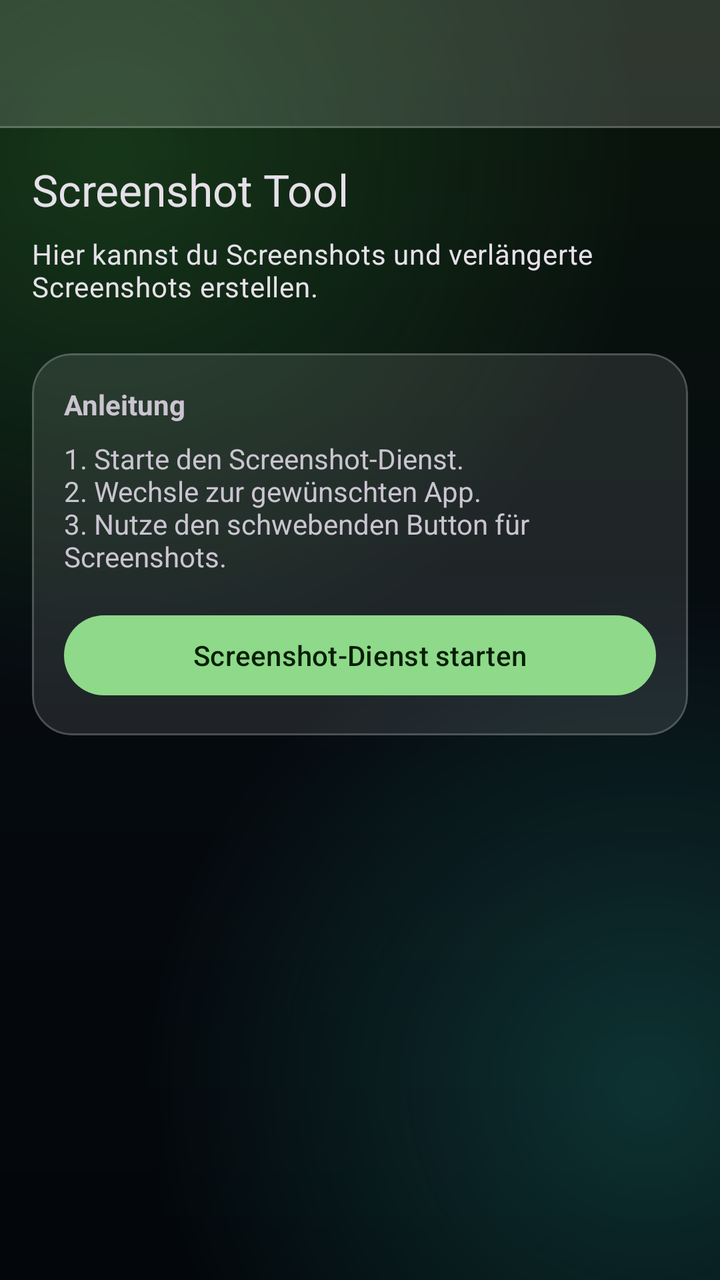
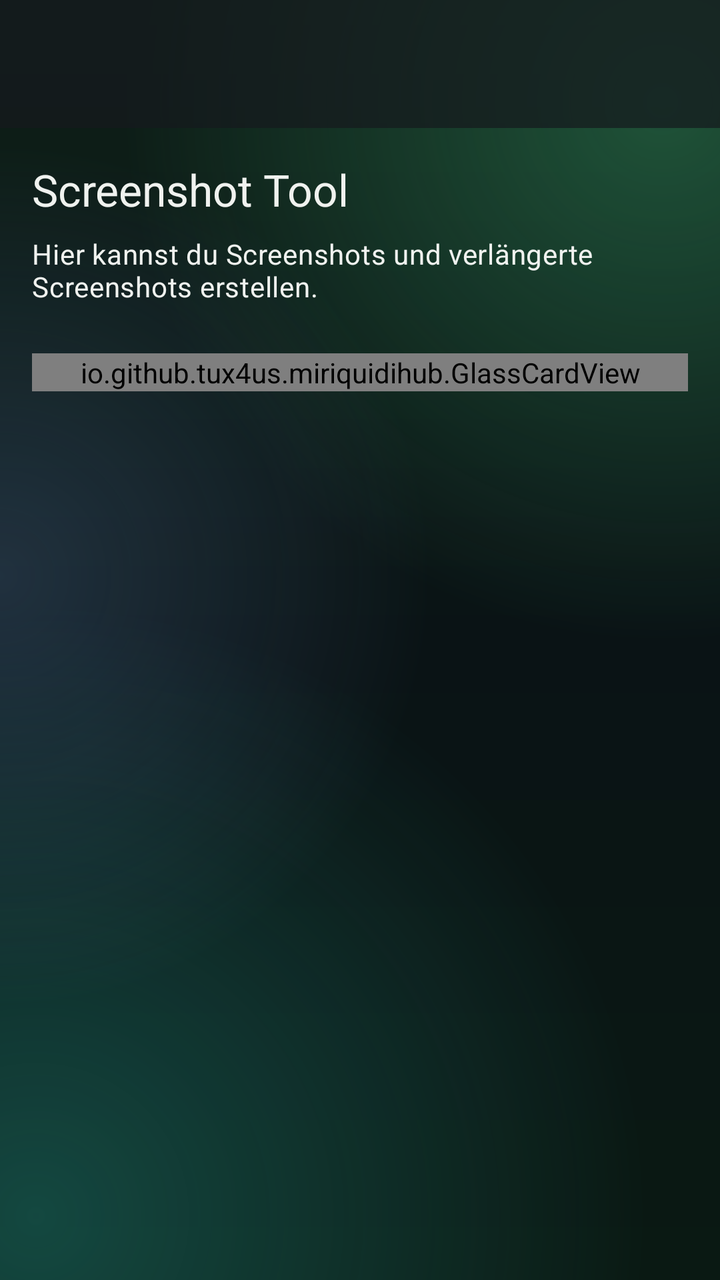

Two renders of the same Android screen: before a commit and after it. Below are the layout's source before the change and the commit's diff.
<!-- AndroidManifest.xml: application theme Theme.MiriquidiHub -->
<!-- res/layout/activity_screenshot.xml -->
<?xml version="1.0" encoding="utf-8"?>
<androidx.coordinatorlayout.widget.CoordinatorLayout
    xmlns:android="http://schemas.android.com/apk/res/android"
    xmlns:app="http://schemas.android.com/apk/res-auto"
    android:layout_width="match_parent"
    android:layout_height="match_parent">

    <com.google.android.material.appbar.AppBarLayout
        android:layout_width="match_parent"
        android:layout_height="wrap_content"
        android:background="@drawable/bg_glass_bar"
        android:fitsSystemWindows="true">

        <androidx.appcompat.widget.Toolbar
            android:id="@+id/toolbar"
            android:layout_width="match_parent"
            android:layout_height="?attr/actionBarSize"
            app:titleTextColor="#FFFFFF" />
    </com.google.android.material.appbar.AppBarLayout>

    <androidx.core.widget.NestedScrollView
        android:layout_width="match_parent"
        android:layout_height="match_parent"
        app:layout_behavior="@string/appbar_scrolling_view_behavior">

        <LinearLayout
            android:layout_width="match_parent"
            android:layout_height="wrap_content"
            android:orientation="vertical"
            android:padding="16dp">

            <TextView
                android:layout_width="match_parent"
                android:layout_height="wrap_content"
                android:text="@string/screenshot_tool_title"
                android:textAppearance="?attr/textAppearanceTitleLarge"
                android:layout_marginBottom="8dp"/>

            <TextView
                android:layout_width="match_parent"
                android:layout_height="wrap_content"
                android:text="@string/screenshot_tool_desc"
                android:textAppearance="?attr/textAppearanceBodyMedium"
                android:layout_marginBottom="24dp"/>

            <com.google.android.material.card.MaterialCardView
                android:layout_width="match_parent"
                android:layout_height="wrap_content"
                app:cardCornerRadius="20dp"
                android:layout_marginBottom="16dp">

                <LinearLayout
                    android:layout_width="match_parent"
                    android:layout_height="wrap_content"
                    android:orientation="vertical"
                    android:padding="16dp">

                    <TextView
                        android:layout_width="wrap_content"
                        android:layout_height="wrap_content"
                        android:text="@string/screenshot_instructions_title"
                        android:textStyle="bold"
                        android:layout_marginBottom="8dp"/>

                    <TextView
                        android:layout_width="wrap_content"
                        android:layout_height="wrap_content"
                        android:text="@string/screenshot_instructions_body"/>

                    <com.google.android.material.button.MaterialButton
                        android:id="@+id/btnStartService"
                        android:layout_width="match_parent"
                        android:layout_height="wrap_content"
                        android:layout_marginTop="16dp"
                        android:text="@string/btn_start_screenshot_service"/>
                </LinearLayout>
            </com.google.android.material.card.MaterialCardView>

        </LinearLayout>
    </androidx.core.widget.NestedScrollView>

</androidx.coordinatorlayout.widget.CoordinatorLayout>
<!-- resources referenced by this layout -->
<resources>
  <!-- drawable bg_glass_bar (drawable) -->
  <?xml version="1.0" encoding="utf-8"?>
  <layer-list xmlns:android="http://schemas.android.com/apk/res/android">
      <item>
          <shape android:shape="rectangle">
              <solid android:color="#26FFFFFF" />
          </shape>
      </item>
      <item android:gravity="bottom" android:height="1dp">
          <shape android:shape="rectangle">
              <solid android:color="@color/glass_stroke" />
          </shape>
      </item>
  </layer-list>
  <style name="Theme.MiriquidiHub" parent="Theme.Material3.Dark.NoActionBar">
          <item name="colorPrimary">@color/accent</item>
          <item name="colorOnPrimary">@color/on_accent</item>
          <item name="colorPrimaryContainer">#2B5E2A</item>
          <item name="colorOnPrimaryContainer">#D4F5D0</item>
          <item name="colorSecondary">#BACCB3</item>
          <item name="colorOnSecondary">#0F1A0E</item>
          <item name="colorSecondaryContainer">#33FFFFFF</item>
          <item name="colorOnSecondaryContainer">@color/text_primary</item>
          <item name="colorSurface">#0B130C</item>
          <item name="colorOnSurface">@color/text_primary</item>
          <item name="colorSurfaceVariant">#1F2A20</item>
          <item name="colorOnSurfaceVariant">@color/text_secondary</item>
          <item name="colorOutline">@color/text_hint</item>
          <item name="colorOutlineVariant">@color/glass_stroke</item>
  
          
          <item name="android:windowBackground">@drawable/bg_app_gradient</item>
          <item name="android:statusBarColor">@android:color/transparent</item>
          <item name="android:navigationBarColor">@android:color/transparent</item>
          <item name="android:windowLightStatusBar">false</item>
          <item name="android:windowDrawsSystemBarBackgrounds">true</item>
          <item name="android:enforceNavigationBarContrast" tools:targetApi="29">false</item>
          <item name="android:enforceStatusBarContrast" tools:targetApi="29">false</item>
  
          
          <item name="materialCardViewStyle">@style/Widget.MiriquidiHub.GlassCard</item>
          <item name="materialButtonOutlinedStyle">@style/Widget.MiriquidiHub.Button.GlassOutlined</item>
          <item name="alertDialogTheme">@style/ThemeOverlay.MiriquidiHub.GlassDialog</item>
          <item name="materialAlertDialogTheme">@style/ThemeOverlay.MiriquidiHub.GlassDialog</item>
  
          
          <item name="colorControlNormal">#FFFFFF</item>
          <item name="actionBarTheme">@style/ThemeOverlay.AppCompat.Dark.ActionBar</item>
          <item name="actionBarPopupTheme">@style/ThemeOverlay.AppCompat.Dark</item>
          <item name="appBarLayoutStyle">@style/Widget.MiriquidiHub.AppBarLayout</item>
          <item name="popupMenuStyle">@style/Widget.MiriquidiHub.PopupMenu</item>
      </style>
  <color name="glass_stroke">#33FFFFFF</color>
  <color name="accent">#8FD98A</color>
  <color name="on_accent">#062005</color>
  <color name="text_primary">#FFECF3E8</color>
  <color name="text_secondary">#FFB9C6B4</color>
  <color name="text_hint">#FF8A9A86</color>
  <!-- drawable bg_app_gradient (drawable) -->
  <?xml version="1.0" encoding="utf-8"?>
  <layer-list xmlns:android="http://schemas.android.com/apk/res/android">
      <item>
          <shape android:shape="rectangle">
              <gradient
                  android:type="linear"
                  android:angle="270"
                  android:startColor="@color/bg_dark_top"
                  android:centerColor="@color/bg_dark_mid"
                  android:endColor="@color/bg_dark_bottom" />
          </shape>
      </item>
      <item>
          <shape android:shape="rectangle">
              <gradient
                  android:type="radial"
                  android:centerX="0.15"
                  android:centerY="0.12"
                  android:gradientRadius="75%p"
                  android:startColor="@color/bg_glow_green"
                  android:endColor="@color/bg_glow_none" />
          </shape>
      </item>
      <item>
          <shape android:shape="rectangle">
              <gradient
                  android:type="radial"
                  android:centerX="0.9"
                  android:centerY="0.85"
                  android:gradientRadius="70%p"
                  android:startColor="@color/bg_glow_teal"
                  android:endColor="@color/bg_glow_none" />
          </shape>
      </item>
  </layer-list>
  <style name="Widget.MiriquidiHub.GlassCard" parent="Widget.Material3.CardView.Outlined">
          <item name="cardBackgroundColor">@color/glass_fill</item>
          <item name="strokeColor">@color/glass_stroke</item>
          <item name="strokeWidth">1dp</item>
          <item name="cardElevation">0dp</item>
          <item name="cardCornerRadius">20dp</item>
          <item name="rippleColor">@color/glass_fill_pressed</item>
      </style>
  <style name="Widget.MiriquidiHub.Button.GlassOutlined" parent="Widget.Material3.Button.OutlinedButton">
          <item name="backgroundTint">@color/glass_fill</item>
          <item name="android:textColor">@color/text_primary</item>
          <item name="iconTint">@color/text_primary</item>
          <item name="strokeColor">@color/glass_stroke_strong</item>
          <item name="strokeWidth">1dp</item>
          <item name="rippleColor">@color/glass_fill_pressed</item>
          <item name="cornerRadius">16dp</item>
      </style>
  <style name="ThemeOverlay.MiriquidiHub.GlassDialog" parent="ThemeOverlay.Material3.MaterialAlertDialog">
          <item name="colorSurface">#FF141E15</item>
          <item name="colorSurfaceContainerHigh">#FF141E15</item>
          <item name="dialogCornerRadius">24dp</item>
          <item name="android:windowBackground">@drawable/bg_glass_dialog</item>
          <item name="buttonBarPositiveButtonStyle">@style/Widget.Material3.Button.TextButton.Dialog</item>
          <item name="buttonBarNegativeButtonStyle">@style/Widget.Material3.Button.TextButton.Dialog</item>
          <item name="buttonBarNeutralButtonStyle">@style/Widget.Material3.Button.TextButton.Dialog</item>
      </style>
  <style name="Widget.MiriquidiHub.AppBarLayout" parent="Widget.Material3.AppBarLayout">
          <item name="android:background">@drawable/bg_glass_bar</item>
          <item name="android:elevation">0dp</item>
          <item name="elevation">0dp</item>
          <item name="liftOnScroll">false</item>
          <item name="android:stateListAnimator">@null</item>
      </style>
  <style name="Widget.MiriquidiHub.PopupMenu" parent="Widget.Material3.PopupMenu">
          <item name="android:popupBackground">@drawable/bg_glass_dialog</item>
      </style>
  <color name="bg_dark_top">#FF0A150B</color>
  <color name="bg_dark_mid">#FF060B10</color>
  <color name="bg_dark_bottom">#FF03060A</color>
  <color name="bg_glow_green">#552E7D32</color>
  <color name="bg_glow_none">#00000000</color>
  <color name="bg_glow_teal">#4426A69A</color>
  <color name="glass_fill">#1AFFFFFF</color>
  <color name="glass_fill_pressed">#38FFFFFF</color>
  <color name="glass_stroke_strong">#4DFFFFFF</color>
  <!-- drawable bg_glass_dialog (drawable) -->
  <?xml version="1.0" encoding="utf-8"?>
  <shape xmlns:android="http://schemas.android.com/apk/res/android"
      android:shape="rectangle">
      <solid android:color="@color/glass_dialog_fill" />
      <corners android:radius="24dp" />
      <stroke android:width="1dp" android:color="@color/glass_stroke_strong" />
  </shape>
  <color name="glass_dialog_fill">#F2101A12</color>
  <!-- unchanged entries left out for length: 5 -->
</resources>

<!-- the commit's change to res/layout/activity_screenshot.xml (unified diff, before → after) -->
@@ -8,7 +8,7 @@
     <com.google.android.material.appbar.AppBarLayout
         android:layout_width="match_parent"
         android:layout_height="wrap_content"
-        android:background="@drawable/bg_glass_bar"
+        android:background="@color/gl_bar"
         android:fitsSystemWindows="true">
 
         <androidx.appcompat.widget.Toolbar
@@ -43,10 +43,10 @@
                 android:textAppearance="?attr/textAppearanceBodyMedium"
                 android:layout_marginBottom="24dp"/>
 
-            <com.google.android.material.card.MaterialCardView
+            <io.github.tux4us.miriquidihub.GlassCardView
                 android:layout_width="match_parent"
                 android:layout_height="wrap_content"
-                app:cardCornerRadius="20dp"
+                app:cardCornerRadius="16dp"
                 android:layout_marginBottom="16dp">
 
                 <LinearLayout
@@ -67,14 +67,14 @@
                         android:layout_height="wrap_content"
                         android:text="@string/screenshot_instructions_body"/>
 
-                    <com.google.android.material.button.MaterialButton
+                    <io.github.tux4us.miriquidihub.GlassButton
                         android:id="@+id/btnStartService"
                         android:layout_width="match_parent"
                         android:layout_height="wrap_content"
                         android:layout_marginTop="16dp"
                         android:text="@string/btn_start_screenshot_service"/>
                 </LinearLayout>
-            </com.google.android.material.card.MaterialCardView>
+            </io.github.tux4us.miriquidihub.GlassCardView>
 
         </LinearLayout>
     </androidx.core.widget.NestedScrollView>
<!-- resource entries referenced after the edit -->
@@ -1,153 +1,255 @@
 <!-- resources referenced by this layout -->
 <resources>
-  <!-- drawable bg_glass_bar (drawable) -->
-  <?xml version="1.0" encoding="utf-8"?>
-  <layer-list xmlns:android="http://schemas.android.com/apk/res/android">
-      <item>
-          <shape android:shape="rectangle">
-              <solid android:color="#26FFFFFF" />
-          </shape>
-      </item>
-      <item android:gravity="bottom" android:height="1dp">
-          <shape android:shape="rectangle">
-              <solid android:color="@color/glass_stroke" />
-          </shape>
-      </item>
-  </layer-list>
+  <color name="gl_bar">#B8161A1E</color>
   <style name="Theme.MiriquidiHub" parent="Theme.Material3.Dark.NoActionBar">
-          <item name="colorPrimary">@color/accent</item>
-          <item name="colorOnPrimary">@color/on_accent</item>
+          
+          <item name="materialButtonStyle">@style/Widget.App.Button</item>
+          <item name="materialButtonOutlinedStyle">@style/Widget.App.Button.Outlined</item>
+          <item name="materialCardViewStyle">@style/Widget.App.Card</item>
+          <item name="appBarLayoutStyle">@style/Widget.App.AppBarLayout</item>
+          <item name="textInputStyle">@style/Widget.App.TextInputLayout</item>
+          <item name="radioButtonStyle">@style/Widget.App.RadioButton</item>
+          <item name="checkboxStyle">@style/Widget.App.CheckBox</item>
+          <item name="chipStyle">@style/Widget.App.Chip</item>
+          <item name="bottomSheetDialogTheme">@style/ThemeOverlay.App.BottomSheetDialog</item>
+  
+          
+          <item name="colorPrimary">@color/rd_overlay_accent</item>
+          <item name="colorOnPrimary">#0B1A0C</item>
           <item name="colorPrimaryContainer">#2B5E2A</item>
           <item name="colorOnPrimaryContainer">#D4F5D0</item>
-          <item name="colorSecondary">#BACCB3</item>
-          <item name="colorOnSecondary">#0F1A0E</item>
-          <item name="colorSecondaryContainer">#33FFFFFF</item>
-          <item name="colorOnSecondaryContainer">@color/text_primary</item>
-          <item name="colorSurface">#0B130C</item>
-          <item name="colorOnSurface">@color/text_primary</item>
-          <item name="colorSurfaceVariant">#1F2A20</item>
-          <item name="colorOnSurfaceVariant">@color/text_secondary</item>
-          <item name="colorOutline">@color/text_hint</item>
-          <item name="colorOutlineVariant">@color/glass_stroke</item>
+          <item name="colorSecondary">@color/rd_overlay_accent</item>
+          <item name="colorOnSecondary">#0B1A0C</item>
+          <item name="colorSurface">@color/rd_card</item>
+          <item name="colorOnSurface">@color/rd_text_primary</item>
+          <item name="colorOnSurfaceVariant">@color/rd_text_secondary</item>
+          <item name="colorSurfaceVariant">@color/gl_fill_strong</item>
+          <item name="colorOnBackground">@color/rd_text_primary</item>
+          <item name="colorOutline">@color/gl_stroke_strong</item>
+          <item name="colorOutlineVariant">@color/gl_stroke</item>
+          <item name="colorControlActivated">@color/rd_overlay_accent</item>
+          <item name="colorAccent">@color/rd_overlay_accent</item>
+          <item name="android:textCursorDrawable">@drawable/text_cursor</item>
+  
+          
+          <item name="colorSurfaceContainerLowest">#101312</item>
+          <item name="colorSurfaceContainerLow">#181C1B</item>
+          <item name="colorSurfaceContainer">@color/rd_card</item>
+          <item name="colorSurfaceContainerHigh">#232927</item>
+          <item name="colorSurfaceContainerHighest">#2C3330</item>
+  
+          
+          <item name="android:textColorPrimary">@color/rd_text_primary</item>
+          <item name="android:textColorSecondary">@color/rd_text_secondary</item>
   
           
           <item name="android:windowBackground">@drawable/bg_app_gradient</item>
+          <item name="android:colorBackground">@color/rd_bg</item>
           <item name="android:statusBarColor">@android:color/transparent</item>
           <item name="android:navigationBarColor">@android:color/transparent</item>
+          <item name="android:windowDrawsSystemBarBackgrounds">true</item>
           <item name="android:windowLightStatusBar">false</item>
-          <item name="android:windowDrawsSystemBarBackgrounds">true</item>
-          <item name="android:enforceNavigationBarContrast" tools:targetApi="29">false</item>
-          <item name="android:enforceStatusBarContrast" tools:targetApi="29">false</item>
-  
-          
-          <item name="materialCardViewStyle">@style/Widget.MiriquidiHub.GlassCard</item>
-          <item name="materialButtonOutlinedStyle">@style/Widget.MiriquidiHub.Button.GlassOutlined</item>
-          <item name="alertDialogTheme">@style/ThemeOverlay.MiriquidiHub.GlassDialog</item>
-          <item name="materialAlertDialogTheme">@style/ThemeOverlay.MiriquidiHub.GlassDialog</item>
-  
-          
-          <item name="colorControlNormal">#FFFFFF</item>
+          <item name="android:windowLightNavigationBar">false</item>
+          <item name="android:enforceNavigationBarContrast" tools:targetApi="q">false</item>
+          <item name="android:enforceStatusBarContrast" tools:targetApi="q">false</item>
+  
+          
+          <item name="materialAlertDialogTheme">@style/AlertDialogTheme</item>
+          <item name="alertDialogTheme">@style/AlertDialogTheme</item>
+  
+          
+          <item name="colorControlNormal">@color/rd_text_primary</item>
           <item name="actionBarTheme">@style/ThemeOverlay.AppCompat.Dark.ActionBar</item>
           <item name="actionBarPopupTheme">@style/ThemeOverlay.AppCompat.Dark</item>
-          <item name="appBarLayoutStyle">@style/Widget.MiriquidiHub.AppBarLayout</item>
-          <item name="popupMenuStyle">@style/Widget.MiriquidiHub.PopupMenu</item>
-      </style>
-  <color name="glass_stroke">#33FFFFFF</color>
-  <color name="accent">#8FD98A</color>
-  <color name="on_accent">#062005</color>
-  <color name="text_primary">#FFECF3E8</color>
-  <color name="text_secondary">#FFB9C6B4</color>
-  <color name="text_hint">#FF8A9A86</color>
-  <!-- drawable bg_app_gradient (drawable) -->
-  <?xml version="1.0" encoding="utf-8"?>
-  <layer-list xmlns:android="http://schemas.android.com/apk/res/android">
-      <item>
-          <shape android:shape="rectangle">
-              <gradient
-                  android:type="linear"
-                  android:angle="270"
-                  android:startColor="@color/bg_dark_top"
-                  android:centerColor="@color/bg_dark_mid"
-                  android:endColor="@color/bg_dark_bottom" />
-          </shape>
-      </item>
-      <item>
-          <shape android:shape="rectangle">
-              <gradient
-                  android:type="radial"
-                  android:centerX="0.15"
-                  android:centerY="0.12"
-                  android:gradientRadius="75%p"
-                  android:startColor="@color/bg_glow_green"
-                  android:endColor="@color/bg_glow_none" />
-          </shape>
-      </item>
-      <item>
-          <shape android:shape="rectangle">
-              <gradient
-                  android:type="radial"
-                  android:centerX="0.9"
-                  android:centerY="0.85"
-                  android:gradientRadius="70%p"
-                  android:startColor="@color/bg_glow_teal"
-                  android:endColor="@color/bg_glow_none" />
-          </shape>
-      </item>
-  </layer-list>
-  <style name="Widget.MiriquidiHub.GlassCard" parent="Widget.Material3.CardView.Outlined">
-          <item name="cardBackgroundColor">@color/glass_fill</item>
-          <item name="strokeColor">@color/glass_stroke</item>
+          <item name="actionMenuTextColor">@color/rd_text_primary</item>
+      </style>
+  <style name="Widget.App.Button" parent="Widget.Material3.Button">
+          <item name="android:minHeight">52dp</item>
+          <item name="android:textColor">@color/gl_btn_text_on_glass</item>
+          <item name="iconTint">@color/gl_btn_text_on_glass</item>
+          <item name="backgroundTint">@color/gl_btn_fill_neutral</item>
+          <item name="strokeColor">@color/gl_btn_stroke_neutral</item>
+          <item name="strokeWidth">1.5dp</item>
+          <item name="rippleColor">@color/gl_neutral_ripple</item>
+          <item name="cornerRadius">16dp</item>
+          <item name="android:elevation">4dp</item>
+          <item name="android:stateListAnimator">@animator/glass_press</item>
+      </style>
+  <style name="Widget.App.Button.Outlined" parent="Widget.Material3.Button.OutlinedButton">
+          <item name="android:minHeight">52dp</item>
+          <item name="android:textColor">@color/gl_btn_text_on_glass</item>
+          <item name="iconTint">@color/gl_btn_text_on_glass</item>
+          <item name="backgroundTint">@color/gl_fill_subtle</item>
+          <item name="strokeColor">@color/gl_btn_stroke_neutral_strong</item>
+          <item name="strokeWidth">1.5dp</item>
+          <item name="rippleColor">@color/gl_neutral_ripple</item>
+          <item name="cornerRadius">16dp</item>
+          <item name="android:elevation">4dp</item>
+          <item name="android:stateListAnimator">@animator/glass_press</item>
+      </style>
+  <style name="Widget.App.Card" parent="Widget.Material3.CardView.Filled">
+          <item name="cardBackgroundColor">@color/gl_fill</item>
+          <item name="cardElevation">6dp</item>
+          <item name="cardCornerRadius">16dp</item>
+          <item name="android:stateListAnimator">@animator/glass_press</item>
+          <item name="strokeColor">@color/gl_stroke</item>
           <item name="strokeWidth">1dp</item>
-          <item name="cardElevation">0dp</item>
-          <item name="cardCornerRadius">20dp</item>
-          <item name="rippleColor">@color/glass_fill_pressed</item>
-      </style>
-  <style name="Widget.MiriquidiHub.Button.GlassOutlined" parent="Widget.Material3.Button.OutlinedButton">
-          <item name="backgroundTint">@color/glass_fill</item>
-          <item name="android:textColor">@color/text_primary</item>
-          <item name="iconTint">@color/text_primary</item>
-          <item name="strokeColor">@color/glass_stroke_strong</item>
-          <item name="strokeWidth">1dp</item>
-          <item name="rippleColor">@color/glass_fill_pressed</item>
-          <item name="cornerRadius">16dp</item>
-      </style>
-  <style name="ThemeOverlay.MiriquidiHub.GlassDialog" parent="ThemeOverlay.Material3.MaterialAlertDialog">
-          <item name="colorSurface">#FF141E15</item>
-          <item name="colorSurfaceContainerHigh">#FF141E15</item>
-          <item name="dialogCornerRadius">24dp</item>
-          <item name="android:windowBackground">@drawable/bg_glass_dialog</item>
-          <item name="buttonBarPositiveButtonStyle">@style/Widget.Material3.Button.TextButton.Dialog</item>
-          <item name="buttonBarNegativeButtonStyle">@style/Widget.Material3.Button.TextButton.Dialog</item>
-          <item name="buttonBarNeutralButtonStyle">@style/Widget.Material3.Button.TextButton.Dialog</item>
-      </style>
-  <style name="Widget.MiriquidiHub.AppBarLayout" parent="Widget.Material3.AppBarLayout">
-          <item name="android:background">@drawable/bg_glass_bar</item>
+          <item name="rippleColor">@color/gl_ripple</item>
+      </style>
+  <style name="Widget.App.AppBarLayout" parent="Widget.Material3.AppBarLayout">
+          <item name="android:background">@color/gl_bar</item>
           <item name="android:elevation">0dp</item>
           <item name="elevation">0dp</item>
           <item name="liftOnScroll">false</item>
           <item name="android:stateListAnimator">@null</item>
       </style>
-  <style name="Widget.MiriquidiHub.PopupMenu" parent="Widget.Material3.PopupMenu">
-          <item name="android:popupBackground">@drawable/bg_glass_dialog</item>
-      </style>
-  <color name="bg_dark_top">#FF0A150B</color>
-  <color name="bg_dark_mid">#FF060B10</color>
-  <color name="bg_dark_bottom">#FF03060A</color>
-  <color name="bg_glow_green">#552E7D32</color>
-  <color name="bg_glow_none">#00000000</color>
-  <color name="bg_glow_teal">#4426A69A</color>
-  <color name="glass_fill">#1AFFFFFF</color>
-  <color name="glass_fill_pressed">#38FFFFFF</color>
-  <color name="glass_stroke_strong">#4DFFFFFF</color>
+  <style name="Widget.App.TextInputLayout" parent="Widget.Material3.TextInputLayout.OutlinedBox">
+          <item name="boxStrokeColor">@color/text_input_stroke_color</item>
+          <item name="boxStrokeWidth">1.5dp</item>
+          <item name="boxStrokeWidthFocused">2dp</item>
+          <item name="boxBackgroundColor">@color/gl_fill_subtle</item>
+          <item name="boxCornerRadiusTopStart">12dp</item>
+          <item name="boxCornerRadiusTopEnd">12dp</item>
+          <item name="boxCornerRadiusBottomStart">12dp</item>
+          <item name="boxCornerRadiusBottomEnd">12dp</item>
+          <item name="hintTextColor">@color/rd_overlay_accent</item>
+          <item name="android:textColorHint">?attr/colorOnSurface</item>
+          <item name="cursorColor">@color/rd_overlay_accent</item>
+      </style>
+  <style name="Widget.App.RadioButton" parent="Widget.Material3.CompoundButton.RadioButton">
+          <item name="buttonTint">@color/radio_button_tint</item>
+          <item name="android:textColor">?android:attr/textColorPrimary</item>
+      </style>
+  <style name="Widget.App.CheckBox" parent="Widget.Material3.CompoundButton.CheckBox">
+          <item name="buttonTint">@color/checkbox_tint</item>
+          <item name="android:textColor">?android:attr/textColorPrimary</item>
+      </style>
+  <style name="Widget.App.Chip" parent="Widget.Material3.Chip.Filter">
+          <item name="chipBackgroundColor">@color/gl_fill</item>
+          <item name="chipStrokeColor">@color/gl_stroke</item>
+          <item name="chipStrokeWidth">1dp</item>
+          <item name="android:textColor">?android:attr/textColorPrimary</item>
+          <item name="rippleColor">@color/gl_ripple</item>
+      </style>
+  <style name="ThemeOverlay.App.BottomSheetDialog" parent="ThemeOverlay.Material3.BottomSheetDialog">
+          <item name="bottomSheetStyle">@style/Widget.App.BottomSheet</item>
+      </style>
+  <color name="rd_overlay_accent">#7FCB82</color>
+  <color name="rd_card">#1C2220</color>
+  <color name="rd_text_primary">#F0F2EF</color>
+  <color name="rd_text_secondary">#B2B8B0</color>
+  <color name="gl_fill_strong">#2EFFFFFF</color>
+  <color name="gl_stroke_strong">#66FFFFFF</color>
+  <color name="gl_stroke">#38FFFFFF</color>
+  <!-- drawable text_cursor (drawable) -->
+  <?xml version="1.0" encoding="utf-8"?>
+  <shape xmlns:android="http://schemas.android.com/apk/res/android"
+      android:shape="rectangle">
+      <size android:width="2dp" />
+      <solid android:color="@color/rd_overlay_accent" />
+  </shape>
+  <!-- drawable bg_app_gradient (drawable) -->
+  <?xml version="1.0" encoding="utf-8"?>
+  <layer-list xmlns:android="http://schemas.android.com/apk/res/android">
+      <item>
+          <shape android:shape="rectangle">
+              <gradient
+                  android:angle="270"
+                  android:startColor="@color/gl_bg_top"
+                  android:centerColor="@color/gl_bg_mid"
+                  android:endColor="@color/gl_bg_bottom" />
+          </shape>
+      </item>
+      <item>
+          <shape android:shape="rectangle">
+              <gradient
+                  android:type="radial"
+                  android:centerX="0.92"
+                  android:centerY="0.08"
+                  android:gradientRadius="75%p"
+                  android:startColor="@color/gl_glow_green"
+                  android:endColor="@color/gl_glow_clear" />
+          </shape>
+      </item>
+      <item>
+          <shape android:shape="rectangle">
+              <gradient
+                  android:type="radial"
+                  android:centerX="0.05"
+                  android:centerY="0.95"
+                  android:gradientRadius="85%p"
+                  android:startColor="@color/gl_glow_teal"
+                  android:endColor="@color/gl_glow_clear" />
+          </shape>
+      </item>
+      <item>
+          <shape android:shape="rectangle">
+              <gradient
+                  android:type="radial"
+                  android:centerX="0.0"
+                  android:centerY="0.45"
+                  android:gradientRadius="60%p"
+                  android:startColor="@color/gl_glow_blue"
+                  android:endColor="@color/gl_glow_clear" />
+          </shape>
+      </item>
+  </layer-list>
+  <color name="rd_bg">#0D0F0E</color>
+  <style name="AlertDialogTheme" parent="AlertDialogTheme.Base" />
+  <color name="gl_neutral_ripple">#26FFFFFF</color>
+  <color name="gl_fill_subtle">#66101419</color>
+  <color name="gl_fill">#8014181F</color>
+  <color name="gl_ripple">#26FFFFFF</color>
+  <style name="Widget.App.BottomSheet" parent="Widget.Material3.BottomSheet">
+          <item name="backgroundTint">@color/gl_sheet</item>
+          <item name="shapeAppearance">@style/ShapeAppearance.App.Sheet</item>
+      </style>
+  <color name="gl_bg_top">#0E2018</color>
+  <color name="gl_bg_mid">#0A1315</color>
+  <color name="gl_bg_bottom">#0A1913</color>
+  <color name="gl_glow_green">#6638A169</color>
+  <color name="gl_glow_clear">#00000000</color>
+  <color name="gl_glow_teal">#5526A69A</color>
+  <color name="gl_glow_blue">#445C7FB0</color>
+  <style name="AlertDialogTheme.Base" parent="ThemeOverlay.Material3.MaterialAlertDialog">
+          <item name="android:windowBackground">@drawable/bg_glass_dialog</item>
+          <item name="colorSurface">@color/gl_dialog</item>
+          <item name="colorOnSurface">@color/rd_text_primary</item>
+          <item name="android:textColorPrimary">@color/rd_text_primary</item>
+          <item name="android:textColorSecondary">@color/rd_text_secondary</item>
+          <item name="colorOnSurfaceVariant">@color/rd_text_secondary</item>
+          <item name="colorPrimary">@color/rd_overlay_accent</item>
+          <item name="colorSecondary">@color/rd_overlay_accent</item>
+          <item name="buttonBarPositiveButtonStyle">@style/Widget.App.Button.Dialog</item>
+          <item name="buttonBarNegativeButtonStyle">@style/Widget.App.Button.Dialog</item>
+          <item name="buttonBarNeutralButtonStyle">@style/Widget.App.Button.Dialog</item>
+          <item name="android:buttonStyle">@style/Widget.App.Button.Dialog</item>
+      </style>
+  <color name="gl_sheet">#FA1A2025</color>
+  <style name="ShapeAppearance.App.Sheet" parent="">
+          <item name="cornerFamily">rounded</item>
+          <item name="cornerSizeTopLeft">24dp</item>
+          <item name="cornerSizeTopRight">24dp</item>
+          <item name="cornerSizeBottomLeft">0dp</item>
+          <item name="cornerSizeBottomRight">0dp</item>
+      </style>
   <!-- drawable bg_glass_dialog (drawable) -->
   <?xml version="1.0" encoding="utf-8"?>
   <shape xmlns:android="http://schemas.android.com/apk/res/android"
       android:shape="rectangle">
-      <solid android:color="@color/glass_dialog_fill" />
+      <solid android:color="@color/gl_dialog" />
       <corners android:radius="24dp" />
-      <stroke android:width="1dp" android:color="@color/glass_stroke_strong" />
+      <stroke android:width="1dp" android:color="@color/gl_stroke" />
   </shape>
-  <color name="glass_dialog_fill">#F2101A12</color>
+  <color name="gl_dialog">#FA1A2025</color>
+  <style name="Widget.App.Button.Dialog" parent="Widget.Material3.Button.TextButton.Dialog">
+          <item name="android:textColor">@color/rd_overlay_accent</item>
+          <item name="android:textAllCaps">false</item>
+          <item name="backgroundTint">@android:color/transparent</item>
+          <item name="rippleColor">@color/rd_ripple_accent</item>
+          <item name="strokeWidth">0dp</item>
+      </style>
+  <color name="rd_ripple_accent">#337FCB82</color>
   <!-- unchanged entries left out for length: 5 -->
 </resources>
 
